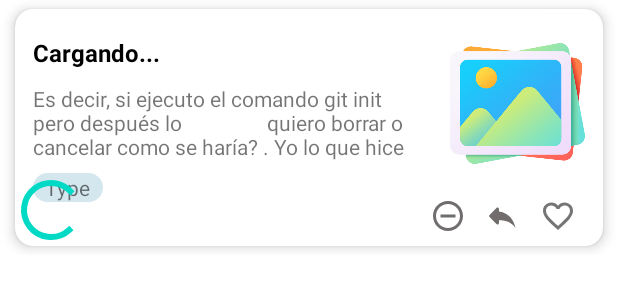
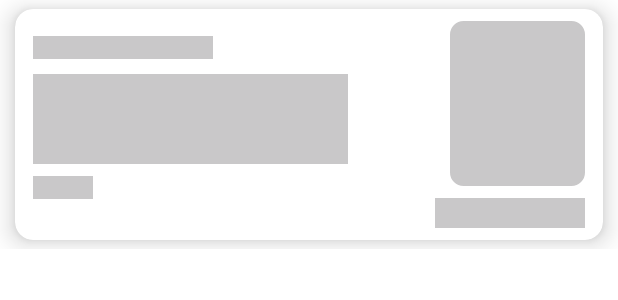
Before and after one commit to EduardoAlonso73/MyLinks, an Android app: the layout load_item_link.xml on its own in the app's theme, with its tools: preview values and no code run, on a phone screen of 412 x 824 dp. Shown: the top 300 px of the screen. Run offline under Robolectric (Android 15) with nearby library versions, the phone set to English and light mode, and no system bars.

Commit message:
We create the design to load element

```diff
--- a/app/src/main/res/layout/load_item_link.xml
+++ b/app/src/main/res/layout/load_item_link.xml
@@ -9,13 +9,13 @@
 
 
     <com.google.android.material.card.MaterialCardView
-        android:id="@+id/card"
+        android:id="@+id/cardViewLoander"
         android:layout_width="match_parent"
         android:layout_height="wrap_content"
         android:layout_marginHorizontal="10dp"
         android:layout_marginVertical="6dp"
         app:cardCornerRadius="12dp"
-        app:cardElevation="5dp"
+        app:cardElevation="10dp"
         app:layout_constraintBottom_toBottomOf="parent"
         app:layout_constraintEnd_toEndOf="parent"
         app:layout_constraintStart_toStartOf="parent"
@@ -33,9 +33,10 @@
                 app:shapeAppearanceOverlay="@style/border_radius"
                 android:layout_marginHorizontal="12dp"
                 android:layout_marginTop="@dimen/common_padding_min"
+                android:background="#C9C8C9"
                 app:layout_constraintEnd_toEndOf="parent"
                 app:layout_constraintTop_toTopOf="parent"
-                tools:src="@drawable/ic_image" />
+                 />
 
             <LinearLayout
                 android:layout_width="0dp"
@@ -45,76 +46,49 @@
                 app:layout_constraintStart_toStartOf="parent"
                 app:layout_constraintTop_toTopOf="@+id/linkImage">
 
-                <TextView
+                <FrameLayout
                     android:id="@+id/linkTitle"
-                    android:layout_width="wrap_content"
-                    android:layout_height="wrap_content"
+                    android:layout_width="120dp"
+                    android:layout_height="15dp"
                     android:layout_marginHorizontal="12dp"
                     android:layout_marginVertical="10dp"
-                    android:maxLines="1"
-                    android:text="Cargando..."
-                    android:textColor="@color/black"
-                    android:textSize="16dp"
+                    android:maxLines="1"        android:background="#C9C8C9"
                     android:textStyle="bold"
                     app:layout_constraintEnd_toStartOf="@id/linkImage"
                     app:layout_constraintStart_toStartOf="parent" />
 
-                <TextView
+                <FrameLayout
                     android:id="@+id/linkDescription"
-                    android:layout_width="match_parent"
-                    android:layout_height="wrap_content"
+                    android:layout_width="210dp"
+                    android:layout_height="60dp"
                     android:layout_marginHorizontal="12dp"
-                    android:maxLines="3"
+                    android:background="#C9C8C9"
                     app:layout_constraintEnd_toStartOf="@id/linkImage"
                     app:layout_constraintStart_toStartOf="parent"
-                    app:layout_constraintTop_toBottomOf="@id/linkTitle"
-                    tools:text="Es decir, si ejecuto el comando git init pero después lo
-                quiero borrar o cancelar como se haría? . Yo lo que hice fue irme a elementos ocultos y" />
+                    app:layout_constraintTop_toBottomOf="@id/linkTitle"/>
 
-                <TextView
+                <FrameLayout
                     android:id="@+id/linkSiteName"
-                    android:layout_width="wrap_content"
-                    android:layout_height="wrap_content"
+                    android:layout_width="40dp"
+                    android:layout_height="15dp"
                     android:layout_marginHorizontal="12dp"
                     android:layout_marginTop="@dimen/common_padding_min"
-                    android:background="@drawable/shape_type"
                     android:paddingHorizontal="@dimen/common_padding_min"
                     android:text="Type"
+                    android:background="#C9C8C9"
                     app:layout_constraintEnd_toStartOf="@+id/linkImage"
                     app:layout_constraintStart_toStartOf="@id/linkDescription"
                     app:layout_constraintTop_toBottomOf="@+id/linkDescription" />
             </LinearLayout>
 
 
-            <ImageButton
-                android:id="@+id/ibRemove"
-                android:layout_width="wrap_content"
-                android:layout_height="wrap_content"
-                android:layout_marginHorizontal="12dp"
+
+            <FrameLayout
+                android:id="@+id/cbIsFavorite"
+                android:layout_width="100dp"
+                android:layout_height="20dp"
+                android:background="#C9C8C9"
                 android:layout_marginVertical="@dimen/common_padding_min"
-                android:background="?attr/selectableItemBackground"
-                android:src="@drawable/ic_remove"
-                app:layout_constraintEnd_toStartOf="@+id/ibShareLink"
-                app:layout_constraintTop_toTopOf="@+id/ibShareLink"
-                app:layout_constraintBottom_toBottomOf="@id/ibShareLink"/>
-            <ImageButton
-                android:id="@+id/ibShareLink"
-                android:layout_width="wrap_content"
-                android:layout_height="wrap_content"
-                android:layout_marginHorizontal="12dp"
-                android:layout_marginVertical="@dimen/common_padding_min"
-                android:layout_marginEnd="8dp"
-                android:background="?attr/selectableItemBackground"
-                android:src="@drawable/ic_reply"
-                app:layout_constraintBottom_toBottomOf="@+id/cbIsFavorite"
-                app:layout_constraintEnd_toStartOf="@+id/cbIsFavorite"
-                app:layout_constraintTop_toTopOf="@+id/cbIsFavorite" />
-
-            <com.google.android.material.checkbox.MaterialCheckBox
-                android:id="@+id/cbIsFavorite"
-                android:layout_width="35dp"
-                android:layout_height="25dp"
-                android:button="@drawable/ic_line_favorite"
                 app:layout_constraintBottom_toBottomOf="parent"
                 app:layout_constraintEnd_toEndOf="@+id/linkImage"
                 app:layout_constraintTop_toBottomOf="@+id/linkImage"
@@ -124,14 +98,7 @@
 
     </com.google.android.material.card.MaterialCardView>
 
-      <ProgressBar
-           android:id="@+id/progress_circular"
-           tools:visibility="visible"
-           android:layout_width="wrap_content"
-           android:layout_height="wrap_content"
-          app:layout_constraintBottom_toBottomOf="@id/card"
-          app:layout_constraintStart_toStartOf="@id/card"
-          android:elevation="12dp"/>
+   >
 
 
 </androidx.constraintlayout.widget.ConstraintLayout>
```
